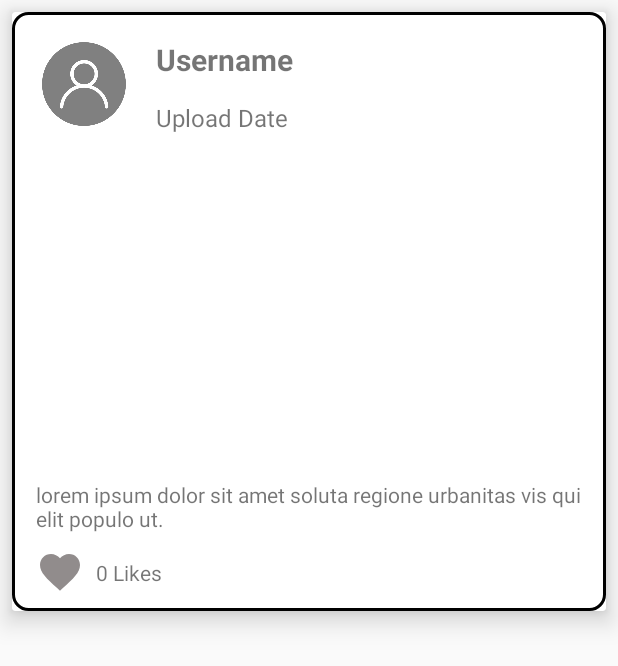
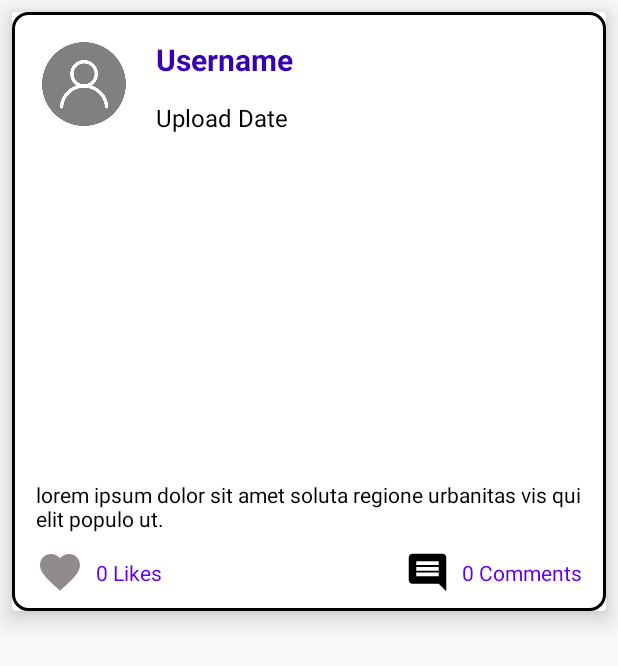
Before and after one commit to saisukesh04/Memoria, an Android app: the layout memory_card.xml on its own in the app's theme, with its tools: preview values and no code run, on a phone screen of 412 x 824 dp. Shown: the top 666 px of the screen. Run offline under Robolectric (Android 15) with nearby library versions, the phone set to English and light mode, and no system bars; plain views replace SimpleExoPlayerView.

Commit message:
Updated UI and removed comments

```diff
--- a/app/src/main/java/com/example/memoria/newMemory/StoreMemory.java
+++ b/app/src/main/java/com/example/memoria/newMemory/StoreMemory.java
@@ -147,7 +147,7 @@ public class StoreMemory extends AppCompatActivity {
         exoPlayer = ExoPlayerFactory.newSimpleInstance(StoreMemory.this, trackSelector, loadControl);
         exoPlayerView.setPlayer(exoPlayer);
 
-        String userAgent = Util.getUserAgent(StoreMemory.this, "RecipeVideo");
+        String userAgent = Util.getUserAgent(StoreMemory.this, "MemoryVideo");
         DefaultDataSourceFactory dataSourceFactory = new DefaultDataSourceFactory(StoreMemory.this, userAgent);
         ExtractorsFactory extractorsFactory = new DefaultExtractorsFactory();
         mediaSource = new ExtractorMediaSource(uri, dataSourceFactory, extractorsFactory, null, null);
--- a/app/src/main/res/layout/memory_card.xml
+++ b/app/src/main/res/layout/memory_card.xml
@@ -33,6 +33,7 @@
             android:text="@string/username"
             android:textSize="20sp"
             android:textStyle="bold"
+            android:textColor="@color/colorPrimaryDark"
             app:layout_constraintStart_toEndOf="@+id/userProfileImage"
             app:layout_constraintTop_toTopOf="parent"
             android:layout_marginLeft="16dp" />
@@ -45,6 +46,7 @@
             android:layout_marginTop="14dp"
             android:text="@string/upload_date"
             android:textSize="16sp"
+            android:textColor="@color/Black"
             app:layout_constraintStart_toEndOf="@+id/userProfileImage"
             app:layout_constraintTop_toBottomOf="@+id/username"
             android:layout_marginLeft="16dp" />
@@ -91,6 +93,7 @@
             android:layout_marginTop="16dp"
             android:layout_marginEnd="16dp"
             android:text="@string/default_text"
+            android:textColor="@color/Black"
             app:layout_constraintEnd_toEndOf="parent"
             app:layout_constraintStart_toStartOf="parent"
             app:layout_constraintTop_toBottomOf="@+id/memoryLayout" />
@@ -114,11 +117,42 @@
             android:layout_height="wrap_content"
             android:layout_marginStart="8dp"
             android:text="@string/default_likes"
+            android:textColor="@color/colorPrimary"
             app:layout_constraintBottom_toBottomOf="parent"
             app:layout_constraintStart_toEndOf="@+id/likeIcon"
             app:layout_constraintTop_toBottomOf="@+id/memoryDescription"
             android:layout_marginLeft="8dp" />
 
+        <LinearLayout
+            android:id="@+id/commentLayout"
+            android:layout_width="wrap_content"
+            android:layout_height="wrap_content"
+            app:layout_constraintBottom_toBottomOf="parent"
+            app:layout_constraintTop_toBottomOf="@+id/memoryDescription"
+            app:layout_constraintEnd_toEndOf="parent">
+
+        <ImageView
+            android:id="@+id/commentIcon"
+            android:layout_width="wrap_content"
+            android:layout_height="wrap_content"
+            android:layout_marginEnd="8dp"
+            android:layout_marginTop="10dp"
+            android:layout_marginBottom="10dp"
+            android:layout_marginRight="8dp"
+            app:srcCompat="@drawable/ic_comment" />
+
+        <TextView
+            android:id="@+id/commentsCount"
+            android:layout_width="wrap_content"
+            android:layout_height="wrap_content"
+            android:layout_marginEnd="16dp"
+            android:layout_marginRight="16dp"
+            android:text="@string/default_comments"
+            android:textColor="@color/colorPrimary"
+            android:layout_gravity="center_vertical" />
+
+        </LinearLayout>
+
     </androidx.constraintlayout.widget.ConstraintLayout>
 
 </androidx.cardview.widget.CardView>
```
Also changed, not shown: app/src/main/java/com/example/memoria/ui/home/HomeFragment.java (+1 -6 lines).
